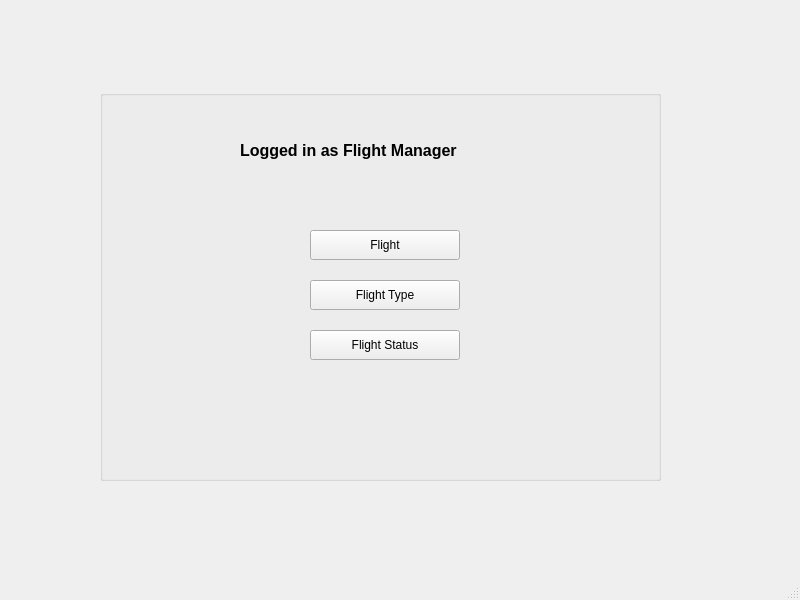
This is FlightManager.ui in Muneeba-Badar/DB-Final-Project as Qt 5 draws it before an edit. The edited form follows.
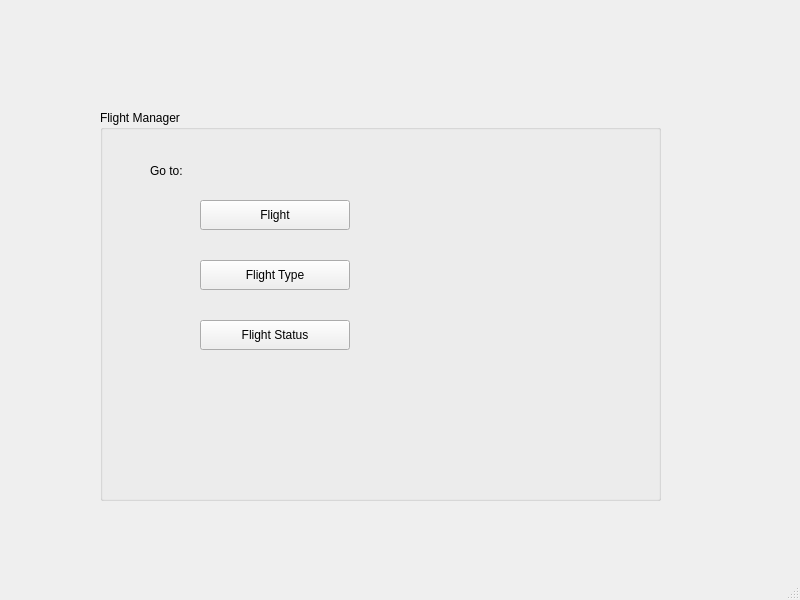
This is the edited form.

Diff of the .ui file:
```diff
--- a/FlightManager.ui
+++ b/FlightManager.ui
@@ -18,7 +18,7 @@
     <property name="geometry">
      <rect>
       <x>100</x>
-      <y>90</y>
+      <y>110</y>
       <width>561</width>
       <height>391</height>
      </rect>
@@ -29,13 +29,13 @@
      </font>
     </property>
     <property name="title">
-     <string/>
+     <string>Flight Manager</string>
     </property>
     <widget class="QPushButton" name="flightBtn">
      <property name="geometry">
       <rect>
-       <x>210</x>
-       <y>140</y>
+       <x>100</x>
+       <y>90</y>
        <width>150</width>
        <height>30</height>
       </rect>
@@ -47,8 +47,8 @@
     <widget class="QPushButton" name="flightTypeBtn">
      <property name="geometry">
       <rect>
-       <x>210</x>
-       <y>190</y>
+       <x>100</x>
+       <y>150</y>
        <width>150</width>
        <height>30</height>
       </rect>
@@ -57,31 +57,11 @@
       <string>Flight Type</string>
      </property>
     </widget>
-    <widget class="QLabel" name="label">
-     <property name="geometry">
-      <rect>
-       <x>140</x>
-       <y>40</y>
-       <width>351</width>
-       <height>41</height>
-      </rect>
-     </property>
-     <property name="font">
-      <font>
-       <pointsize>12</pointsize>
-       <weight>75</weight>
-       <bold>true</bold>
-      </font>
-     </property>
-     <property name="text">
-      <string>Logged in as Flight Manager</string>
-     </property>
-    </widget>
     <widget class="QPushButton" name="flightStatusBtn">
      <property name="geometry">
       <rect>
-       <x>210</x>
-       <y>240</y>
+       <x>100</x>
+       <y>210</y>
        <width>150</width>
        <height>30</height>
       </rect>
@@ -90,6 +70,19 @@
       <string>Flight Status</string>
      </property>
     </widget>
+    <widget class="QLabel" name="label">
+     <property name="geometry">
+      <rect>
+       <x>50</x>
+       <y>50</y>
+       <width>61</width>
+       <height>21</height>
+      </rect>
+     </property>
+     <property name="text">
+      <string>Go to:</string>
+     </property>
+    </widget>
    </widget>
   </widget>
   <widget class="QMenuBar" name="menubar">
```
